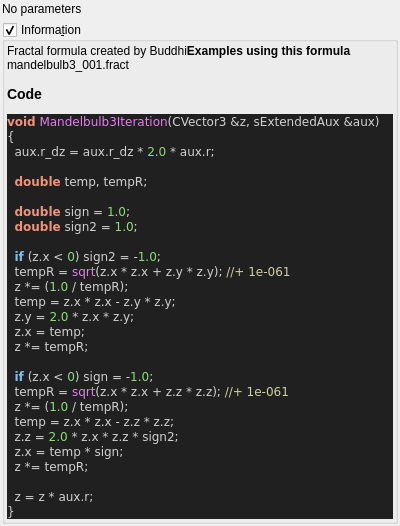
Before: the Qt Designer form mandelbulber2/qt_data/fractal_mandelbulb3.ui in buddhi1980/mandelbulber2, drawn with Qt 5.
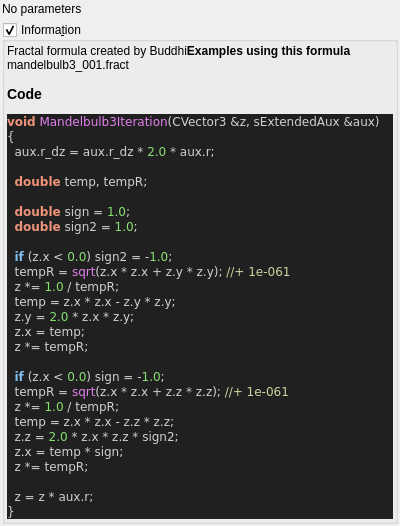
After: the same form once the commit is applied. Custom widgets are drawn as their Qt base class.

Diff of the .ui file:
```diff
--- a/mandelbulber2/qt_data/fractal_mandelbulb3.ui
+++ b/mandelbulber2/qt_data/fractal_mandelbulb3.ui
@@ -76,17 +76,17 @@
   &lt;span style=&quot;color:#f09479; font-weight:bold&quot;&gt;double&lt;/span&gt; sign &lt;span style=&quot;color:#d0d0d0&quot;&gt;=&lt;/span&gt; &lt;span style=&quot;color:#87df71&quot;&gt;1.0&lt;/span&gt;&lt;span style=&quot;color:#d0d0d0&quot;&gt;;&lt;/span&gt;
   &lt;span style=&quot;color:#f09479; font-weight:bold&quot;&gt;double&lt;/span&gt; sign2 &lt;span style=&quot;color:#d0d0d0&quot;&gt;=&lt;/span&gt; &lt;span style=&quot;color:#87df71&quot;&gt;1.0&lt;/span&gt;&lt;span style=&quot;color:#d0d0d0&quot;&gt;;&lt;/span&gt;
 
-  &lt;span style=&quot;color:#7ec0ee; font-weight:bold&quot;&gt;if&lt;/span&gt; &lt;span style=&quot;color:#d0d0d0&quot;&gt;(&lt;/span&gt;z&lt;span style=&quot;color:#d0d0d0&quot;&gt;.&lt;/span&gt;x &lt;span style=&quot;color:#d0d0d0&quot;&gt;&amp;lt;&lt;/span&gt; &lt;span style=&quot;color:#87df71&quot;&gt;0&lt;/span&gt;&lt;span style=&quot;color:#d0d0d0&quot;&gt;)&lt;/span&gt; sign2 &lt;span style=&quot;color:#d0d0d0&quot;&gt;= -&lt;/span&gt;&lt;span style=&quot;color:#87df71&quot;&gt;1.0&lt;/span&gt;&lt;span style=&quot;color:#d0d0d0&quot;&gt;;&lt;/span&gt;
+  &lt;span style=&quot;color:#7ec0ee; font-weight:bold&quot;&gt;if&lt;/span&gt; &lt;span style=&quot;color:#d0d0d0&quot;&gt;(&lt;/span&gt;z&lt;span style=&quot;color:#d0d0d0&quot;&gt;.&lt;/span&gt;x &lt;span style=&quot;color:#d0d0d0&quot;&gt;&amp;lt;&lt;/span&gt; &lt;span style=&quot;color:#87df71&quot;&gt;0.0&lt;/span&gt;&lt;span style=&quot;color:#d0d0d0&quot;&gt;)&lt;/span&gt; sign2 &lt;span style=&quot;color:#d0d0d0&quot;&gt;= -&lt;/span&gt;&lt;span style=&quot;color:#87df71&quot;&gt;1.0&lt;/span&gt;&lt;span style=&quot;color:#d0d0d0&quot;&gt;;&lt;/span&gt;
   tempR &lt;span style=&quot;color:#d0d0d0&quot;&gt;=&lt;/span&gt; &lt;span style=&quot;color:#e47eed&quot;&gt;sqrt&lt;/span&gt;&lt;span style=&quot;color:#d0d0d0&quot;&gt;(&lt;/span&gt;z&lt;span style=&quot;color:#d0d0d0&quot;&gt;.&lt;/span&gt;x &lt;span style=&quot;color:#d0d0d0&quot;&gt;*&lt;/span&gt; z&lt;span style=&quot;color:#d0d0d0&quot;&gt;.&lt;/span&gt;x &lt;span style=&quot;color:#d0d0d0&quot;&gt;+&lt;/span&gt; z&lt;span style=&quot;color:#d0d0d0&quot;&gt;.&lt;/span&gt;y &lt;span style=&quot;color:#d0d0d0&quot;&gt;*&lt;/span&gt; z&lt;span style=&quot;color:#d0d0d0&quot;&gt;.&lt;/span&gt;y&lt;span style=&quot;color:#d0d0d0&quot;&gt;);&lt;/span&gt; &lt;span style=&quot;color:#d0d0a0&quot;&gt;//+ 1e-061&lt;/span&gt;
-  z &lt;span style=&quot;color:#d0d0d0&quot;&gt;*= (&lt;/span&gt;&lt;span style=&quot;color:#87df71&quot;&gt;1.0&lt;/span&gt; &lt;span style=&quot;color:#d0d0d0&quot;&gt;/&lt;/span&gt; tempR&lt;span style=&quot;color:#d0d0d0&quot;&gt;);&lt;/span&gt;
+  z &lt;span style=&quot;color:#d0d0d0&quot;&gt;*=&lt;/span&gt; &lt;span style=&quot;color:#87df71&quot;&gt;1.0&lt;/span&gt; &lt;span style=&quot;color:#d0d0d0&quot;&gt;/&lt;/span&gt; tempR&lt;span style=&quot;color:#d0d0d0&quot;&gt;;&lt;/span&gt;
   temp &lt;span style=&quot;color:#d0d0d0&quot;&gt;=&lt;/span&gt; z&lt;span style=&quot;color:#d0d0d0&quot;&gt;.&lt;/span&gt;x &lt;span style=&quot;color:#d0d0d0&quot;&gt;*&lt;/span&gt; z&lt;span style=&quot;color:#d0d0d0&quot;&gt;.&lt;/span&gt;x &lt;span style=&quot;color:#d0d0d0&quot;&gt;-&lt;/span&gt; z&lt;span style=&quot;color:#d0d0d0&quot;&gt;.&lt;/span&gt;y &lt;span style=&quot;color:#d0d0d0&quot;&gt;*&lt;/span&gt; z&lt;span style=&quot;color:#d0d0d0&quot;&gt;.&lt;/span&gt;y&lt;span style=&quot;color:#d0d0d0&quot;&gt;;&lt;/span&gt;
   z&lt;span style=&quot;color:#d0d0d0&quot;&gt;.&lt;/span&gt;y &lt;span style=&quot;color:#d0d0d0&quot;&gt;=&lt;/span&gt; &lt;span style=&quot;color:#87df71&quot;&gt;2.0&lt;/span&gt; &lt;span style=&quot;color:#d0d0d0&quot;&gt;*&lt;/span&gt; z&lt;span style=&quot;color:#d0d0d0&quot;&gt;.&lt;/span&gt;x &lt;span style=&quot;color:#d0d0d0&quot;&gt;*&lt;/span&gt; z&lt;span style=&quot;color:#d0d0d0&quot;&gt;.&lt;/span&gt;y&lt;span style=&quot;color:#d0d0d0&quot;&gt;;&lt;/span&gt;
   z&lt;span style=&quot;color:#d0d0d0&quot;&gt;.&lt;/span&gt;x &lt;span style=&quot;color:#d0d0d0&quot;&gt;=&lt;/span&gt; temp&lt;span style=&quot;color:#d0d0d0&quot;&gt;;&lt;/span&gt;
   z &lt;span style=&quot;color:#d0d0d0&quot;&gt;*=&lt;/span&gt; tempR&lt;span style=&quot;color:#d0d0d0&quot;&gt;;&lt;/span&gt;
 
-  &lt;span style=&quot;color:#7ec0ee; font-weight:bold&quot;&gt;if&lt;/span&gt; &lt;span style=&quot;color:#d0d0d0&quot;&gt;(&lt;/span&gt;z&lt;span style=&quot;color:#d0d0d0&quot;&gt;.&lt;/span&gt;x &lt;span style=&quot;color:#d0d0d0&quot;&gt;&amp;lt;&lt;/span&gt; &lt;span style=&quot;color:#87df71&quot;&gt;0&lt;/span&gt;&lt;span style=&quot;color:#d0d0d0&quot;&gt;)&lt;/span&gt; sign &lt;span style=&quot;color:#d0d0d0&quot;&gt;= -&lt;/span&gt;&lt;span style=&quot;color:#87df71&quot;&gt;1.0&lt;/span&gt;&lt;span style=&quot;color:#d0d0d0&quot;&gt;;&lt;/span&gt;
+  &lt;span style=&quot;color:#7ec0ee; font-weight:bold&quot;&gt;if&lt;/span&gt; &lt;span style=&quot;color:#d0d0d0&quot;&gt;(&lt;/span&gt;z&lt;span style=&quot;color:#d0d0d0&quot;&gt;.&lt;/span&gt;x &lt;span style=&quot;color:#d0d0d0&quot;&gt;&amp;lt;&lt;/span&gt; &lt;span style=&quot;color:#87df71&quot;&gt;0.0&lt;/span&gt;&lt;span style=&quot;color:#d0d0d0&quot;&gt;)&lt;/span&gt; sign &lt;span style=&quot;color:#d0d0d0&quot;&gt;= -&lt;/span&gt;&lt;span style=&quot;color:#87df71&quot;&gt;1.0&lt;/span&gt;&lt;span style=&quot;color:#d0d0d0&quot;&gt;;&lt;/span&gt;
   tempR &lt;span style=&quot;color:#d0d0d0&quot;&gt;=&lt;/span&gt; &lt;span style=&quot;color:#e47eed&quot;&gt;sqrt&lt;/span&gt;&lt;span style=&quot;color:#d0d0d0&quot;&gt;(&lt;/span&gt;z&lt;span style=&quot;color:#d0d0d0&quot;&gt;.&lt;/span&gt;x &lt;span style=&quot;color:#d0d0d0&quot;&gt;*&lt;/span&gt; z&lt;span style=&quot;color:#d0d0d0&quot;&gt;.&lt;/span&gt;x &lt;span style=&quot;color:#d0d0d0&quot;&gt;+&lt;/span&gt; z&lt;span style=&quot;color:#d0d0d0&quot;&gt;.&lt;/span&gt;z &lt;span style=&quot;color:#d0d0d0&quot;&gt;*&lt;/span&gt; z&lt;span style=&quot;color:#d0d0d0&quot;&gt;.&lt;/span&gt;z&lt;span style=&quot;color:#d0d0d0&quot;&gt;);&lt;/span&gt; &lt;span style=&quot;color:#d0d0a0&quot;&gt;//+ 1e-061&lt;/span&gt;
-  z &lt;span style=&quot;color:#d0d0d0&quot;&gt;*= (&lt;/span&gt;&lt;span style=&quot;color:#87df71&quot;&gt;1.0&lt;/span&gt; &lt;span style=&quot;color:#d0d0d0&quot;&gt;/&lt;/span&gt; tempR&lt;span style=&quot;color:#d0d0d0&quot;&gt;);&lt;/span&gt;
+  z &lt;span style=&quot;color:#d0d0d0&quot;&gt;*=&lt;/span&gt; &lt;span style=&quot;color:#87df71&quot;&gt;1.0&lt;/span&gt; &lt;span style=&quot;color:#d0d0d0&quot;&gt;/&lt;/span&gt; tempR&lt;span style=&quot;color:#d0d0d0&quot;&gt;;&lt;/span&gt;
   temp &lt;span style=&quot;color:#d0d0d0&quot;&gt;=&lt;/span&gt; z&lt;span style=&quot;color:#d0d0d0&quot;&gt;.&lt;/span&gt;x &lt;span style=&quot;color:#d0d0d0&quot;&gt;*&lt;/span&gt; z&lt;span style=&quot;color:#d0d0d0&quot;&gt;.&lt;/span&gt;x &lt;span style=&quot;color:#d0d0d0&quot;&gt;-&lt;/span&gt; z&lt;span style=&quot;color:#d0d0d0&quot;&gt;.&lt;/span&gt;z &lt;span style=&quot;color:#d0d0d0&quot;&gt;*&lt;/span&gt; z&lt;span style=&quot;color:#d0d0d0&quot;&gt;.&lt;/span&gt;z&lt;span style=&quot;color:#d0d0d0&quot;&gt;;&lt;/span&gt;
   z&lt;span style=&quot;color:#d0d0d0&quot;&gt;.&lt;/span&gt;z &lt;span style=&quot;color:#d0d0d0&quot;&gt;=&lt;/span&gt; &lt;span style=&quot;color:#87df71&quot;&gt;2.0&lt;/span&gt; &lt;span style=&quot;color:#d0d0d0&quot;&gt;*&lt;/span&gt; z&lt;span style=&quot;color:#d0d0d0&quot;&gt;.&lt;/span&gt;x &lt;span style=&quot;color:#d0d0d0&quot;&gt;*&lt;/span&gt; z&lt;span style=&quot;color:#d0d0d0&quot;&gt;.&lt;/span&gt;z &lt;span style=&quot;color:#d0d0d0&quot;&gt;*&lt;/span&gt; sign2&lt;span style=&quot;color:#d0d0d0&quot;&gt;;&lt;/span&gt;
   z&lt;span style=&quot;color:#d0d0d0&quot;&gt;.&lt;/span&gt;x &lt;span style=&quot;color:#d0d0d0&quot;&gt;=&lt;/span&gt; temp &lt;span style=&quot;color:#d0d0d0&quot;&gt;*&lt;/span&gt; sign&lt;span style=&quot;color:#d0d0d0&quot;&gt;;&lt;/span&gt;
```
